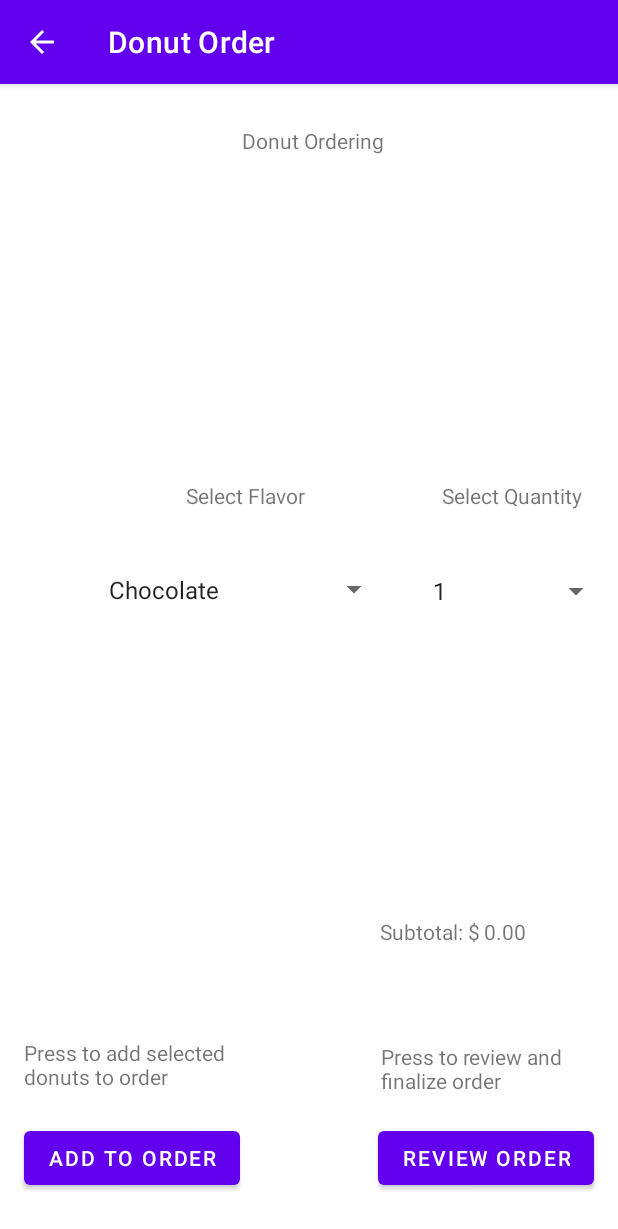
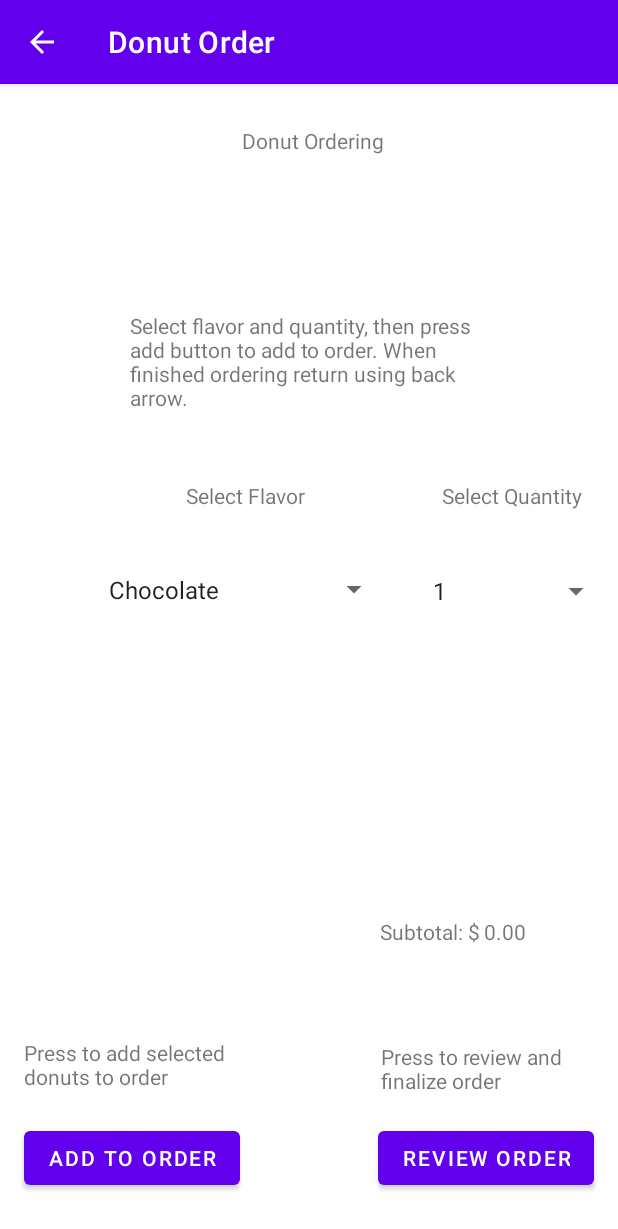
Before and after one commit to MattSRutgers/CafeApp, an Android app: the OrderingDonutActivity screen opened directly, with no data from a screen before it, on a phone screen of 412 x 824 dp. Shown: the top 1229 px of the screen. Run offline under Robolectric (Android 15) with nearby library versions, the phone set to English and light mode, and no system bars.

Commit message:
added text

```diff
--- a/app/src/main/res/layout/activity_donut.xml
+++ b/app/src/main/res/layout/activity_donut.xml
@@ -115,4 +115,14 @@
         android:text="@string/subDonutTotal"
         app:layout_constraintBottom_toTopOf="@+id/donutReviewLabel"
         app:layout_constraintEnd_toEndOf="parent" />
+
+    <TextView
+        android:id="@+id/textView4"
+        android:layout_width="241dp"
+        android:layout_height="79dp"
+        android:layout_marginTop="104dp"
+        android:layout_marginEnd="84dp"
+        android:text="@string/donutInstructions"
+        app:layout_constraintEnd_toEndOf="parent"
+        app:layout_constraintTop_toBottomOf="@+id/textView" />
 </androidx.constraintlayout.widget.ConstraintLayout>
--- a/app/src/main/res/values/strings.xml
+++ b/app/src/main/res/values/strings.xml
@@ -38,6 +38,7 @@
     <string name="totalString">Total</string>
     <string name="totalValue">0.00</string>
     <string name="storeOrderLabel">Tap and item to remove</string>
+    <string name="donutInstructions">Select flavor and quantity, then press add button to add to order. When finished ordering return using back arrow.</string>
     <string-array name="donutArray">
         <item>Chocolate</item>
         <item>Glazed</item>
```
